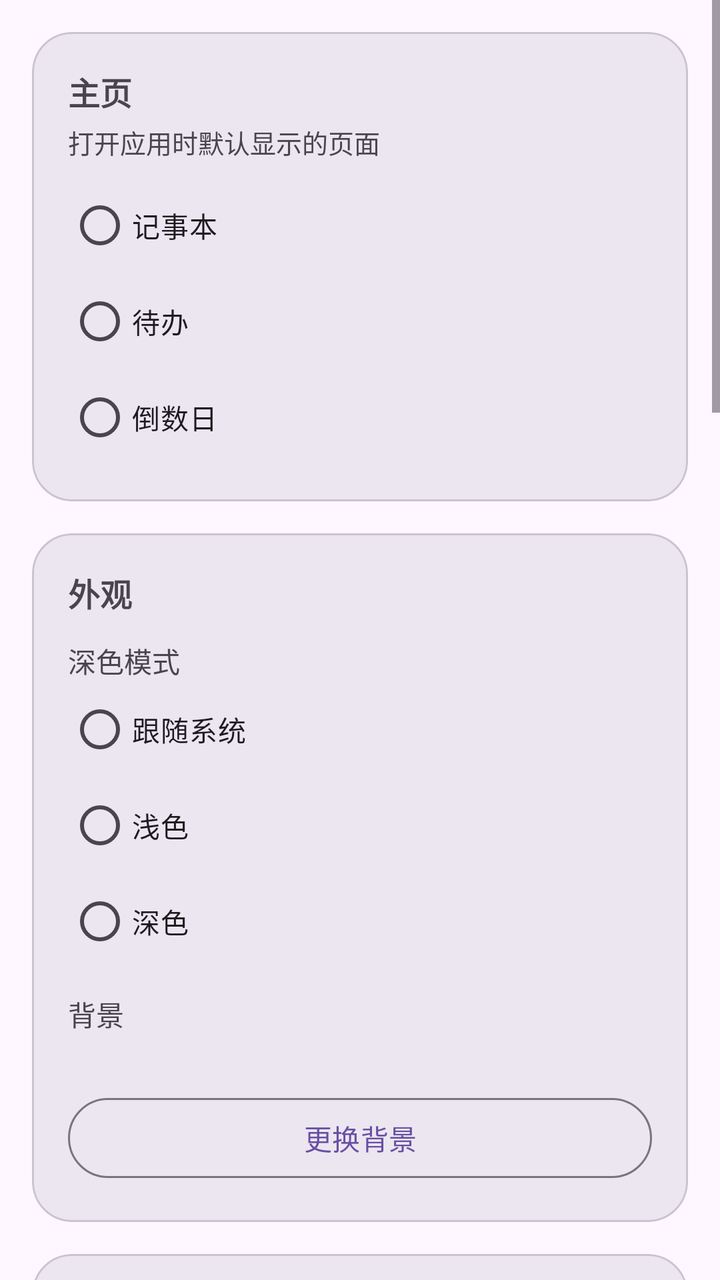
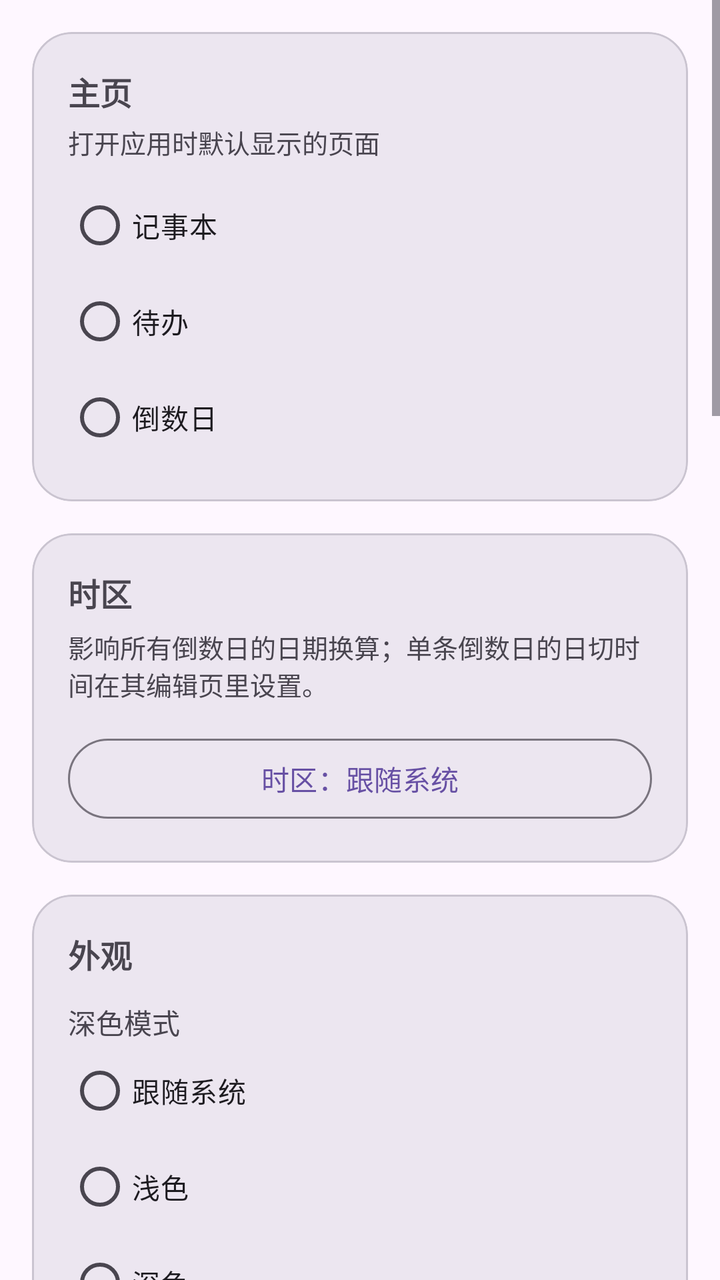

Two renders of the same Android screen: before a commit and after it. Below are the layout's source before the change and the commit's diff.
<!-- AndroidManifest.xml: application theme Theme.Notebook -->
<!-- res/layout/fragment_settings.xml -->
<?xml version="1.0" encoding="utf-8"?>
<LinearLayout xmlns:android="http://schemas.android.com/apk/res/android"
    xmlns:app="http://schemas.android.com/apk/res-auto"
    android:layout_width="match_parent"
    android:layout_height="match_parent"
    android:orientation="vertical">
    <ScrollView
        android:layout_width="match_parent"
        android:layout_height="match_parent"
        android:fillViewport="true">
        <LinearLayout
            android:layout_width="match_parent"
            android:layout_height="wrap_content"
            android:orientation="vertical"
            android:padding="16dp">
            <com.google.android.material.card.MaterialCardView
                android:layout_width="match_parent"
                android:layout_height="wrap_content"
                app:cardCornerRadius="20dp"
                app:cardElevation="0dp"
                app:cardBackgroundColor="?attr/colorSurfaceContainerHigh">
                <LinearLayout
                    android:layout_width="match_parent"
                    android:layout_height="wrap_content"
                    android:orientation="vertical"
                    android:padding="18dp">
                    <TextView
                        android:layout_width="wrap_content"
                        android:layout_height="wrap_content"
                        android:text="主页"
                        android:textSize="16sp"
                        android:textStyle="bold" />
                    <TextView
                        android:layout_width="match_parent"
                        android:layout_height="wrap_content"
                        android:layout_marginTop="4dp"
                        android:text="打开应用时默认显示的页面"
                        android:textSize="13sp" />
                    <RadioGroup
                        android:id="@+id/rg_start_page"
                        android:layout_width="match_parent"
                        android:layout_height="wrap_content"
                        android:layout_marginTop="8dp"
                        android:orientation="vertical">
                        <com.google.android.material.radiobutton.MaterialRadioButton
                            android:id="@+id/radio_start_notes"
                            android:layout_width="match_parent"
                            android:layout_height="wrap_content"
                            android:text="记事本" />
                        <com.google.android.material.radiobutton.MaterialRadioButton
                            android:id="@+id/radio_start_todo"
                            android:layout_width="match_parent"
                            android:layout_height="wrap_content"
                            android:text="待办" />
                        <com.google.android.material.radiobutton.MaterialRadioButton
                            android:id="@+id/radio_start_countdown"
                            android:layout_width="match_parent"
                            android:layout_height="wrap_content"
                            android:text="倒数日" />
                    </RadioGroup>
                </LinearLayout>
            </com.google.android.material.card.MaterialCardView>
            <com.google.android.material.card.MaterialCardView
                android:layout_width="match_parent"
                android:layout_height="wrap_content"
                android:layout_marginTop="16dp"
                app:cardCornerRadius="20dp"
                app:cardElevation="0dp"
                app:cardBackgroundColor="?attr/colorSurfaceContainerHigh">
                <LinearLayout
                    android:layout_width="match_parent"
                    android:layout_height="wrap_content"
                    android:orientation="vertical"
                    android:padding="18dp">
                    <TextView
                        android:layout_width="wrap_content"
                        android:layout_height="wrap_content"
                        android:text="@string/appearance"
                        android:textSize="16sp"
                        android:textStyle="bold" />
                    <TextView
                        android:layout_width="wrap_content"
                        android:layout_height="wrap_content"
                        android:layout_marginTop="12dp"
                        android:text="@string/theme"
                        android:textSize="14sp" />
                    <RadioGroup
                        android:id="@+id/rg_theme"
                        android:layout_width="match_parent"
                        android:layout_height="wrap_content"
                        android:orientation="vertical">
                        <com.google.android.material.radiobutton.MaterialRadioButton
                            android:id="@+id/radio_follow"
                            android:layout_width="match_parent"
                            android:layout_height="wrap_content"
                            android:text="跟随系统" />
                        <com.google.android.material.radiobutton.MaterialRadioButton
                            android:id="@+id/radio_light"
                            android:layout_width="match_parent"
                            android:layout_height="wrap_content"
                            android:text="浅色" />
                        <com.google.android.material.radiobutton.MaterialRadioButton
                            android:id="@+id/radio_dark"
                            android:layout_width="match_parent"
                            android:layout_height="wrap_content"
                            android:text="深色" />
                    </RadioGroup>
                    <TextView
                        android:layout_width="wrap_content"
                        android:layout_height="wrap_content"
                        android:layout_marginTop="12dp"
                        android:text="@string/background"
                        android:textSize="14sp" />
                    <TextView
                        android:id="@+id/tv_bg_name"
                        android:layout_width="match_parent"
                        android:layout_height="wrap_content"
                        android:textSize="13sp" />
                    <com.google.android.material.button.MaterialButton
                        android:id="@+id/btn_background"
                        style="@style/Widget.Material3.Button.OutlinedButton"
                        android:layout_width="match_parent"
                        android:layout_height="wrap_content"
                        android:layout_marginTop="10dp"
                        android:text="@string/pick_background" />
                </LinearLayout>
            </com.google.android.material.card.MaterialCardView>
            <com.google.android.material.card.MaterialCardView
                android:layout_width="match_parent"
                android:layout_height="wrap_content"
                android:layout_marginTop="16dp"
                app:cardCornerRadius="20dp"
                app:cardElevation="0dp"
                app:cardBackgroundColor="?attr/colorSurfaceContainerHigh">
                <LinearLayout
                    android:layout_width="match_parent"
                    android:layout_height="wrap_content"
                    android:orientation="vertical"
                    android:padding="18dp">
                    <TextView
                        android:layout_width="wrap_content"
                        android:layout_height="wrap_content"
                        android:text="主页列表"
                        android:textSize="16sp"
                        android:textStyle="bold" />
                    <com.google.android.material.materialswitch.MaterialSwitch
                        android:id="@+id/sw_title_bold"
                        android:layout_width="match_parent"
                        android:layout_height="wrap_content"
                        android:layout_marginTop="8dp"
                        android:text="笔记标题加粗" />
                    <TextView
                        android:id="@+id/tv_scale_value"
                        android:layout_width="wrap_content"
                        android:layout_height="wrap_content"
                        android:layout_marginTop="12dp"
                        android:text="标题字号 100%"
                        android:textSize="14sp" />
                    <com.google.android.material.slider.Slider
                        android:id="@+id/slider_scale"
                        android:layout_width="match_parent"
                        android:layout_height="wrap_content"
                        android:stepSize="0.1"
                        android:value="1.0"
                        android:valueFrom="0.8"
                        android:valueTo="1.4" />
                </LinearLayout>
            </com.google.android.material.card.MaterialCardView>
            <com.google.android.material.card.MaterialCardView
                android:layout_width="match_parent"
                android:layout_height="wrap_content"
                android:layout_marginTop="16dp"
                app:cardCornerRadius="20dp"
                app:cardElevation="0dp"
                app:cardBackgroundColor="?attr/colorSurfaceContainerHigh">
                <LinearLayout
                    android:layout_width="match_parent"
                    android:layout_height="wrap_content"
                    android:orientation="vertical"
                    android:padding="18dp">
                    <TextView
                        android:layout_width="wrap_content"
                        android:layout_height="wrap_content"
                        android:text="隐私笔记"
                        android:textSize="16sp"
                        android:textStyle="bold" />
                    <TextView
                        android:id="@+id/tv_privacy_state"
                        android:layout_width="match_parent"
                        android:layout_height="wrap_content"
                        android:layout_marginTop="8dp"
                        android:text="当前方式：未设置"
                        android:textSize="14sp" />
                    <TextView
                        android:layout_width="match_parent"
                        android:layout_height="wrap_content"
                        android:layout_marginTop="4dp"
                        android:text="在主页下拉可进入隐私笔记；重置密码需先验证旧密码或手机锁屏密码"
                        android:textSize="13sp" />
                    <com.google.android.material.button.MaterialButton
                        android:id="@+id/btn_reset_privacy"
                        style="@style/Widget.Material3.Button.OutlinedButton"
                        android:layout_width="match_parent"
                        android:layout_height="wrap_content"
                        android:layout_marginTop="14dp"
                        android:text="重置隐私笔记密码" />
                </LinearLayout>
            </com.google.android.material.card.MaterialCardView>
            <com.google.android.material.card.MaterialCardView
                android:layout_width="match_parent"
                android:layout_height="wrap_content"
                android:layout_marginTop="16dp"
                app:cardCornerRadius="20dp"
                app:cardElevation="0dp"
                app:cardBackgroundColor="?attr/colorSurfaceContainerHigh">
                <LinearLayout
                    android:layout_width="match_parent"
                    android:layout_height="wrap_content"
                    android:orientation="vertical"
                    android:padding="18dp">
                    <TextView
                        android:layout_width="wrap_content"
                        android:layout_height="wrap_content"
                        android:text="整机备份"
                        android:textSize="16sp"
                        android:textStyle="bold" />
                    <TextView
                        android:layout_width="match_parent"
                        android:layout_height="wrap_content"
                        android:layout_marginTop="6dp"
                        android:text="导出为 .mori 文件；导出隐私笔记或全部笔记需先验证隐私密码，并为文件设置 8 位数字密码。导入只接受 .mori 文件。"
                        android:textSize="13sp" />
                    <com.google.android.material.button.MaterialButton
                        android:id="@+id/btn_export_notes"
                        android:layout_width="match_parent"
                        android:layout_height="wrap_content"
                        android:layout_marginTop="14dp"
                        android:text="导出" />
                    <com.google.android.material.button.MaterialButton
                        android:id="@+id/btn_import_notes"
                        style="@style/Widget.Material3.Button.OutlinedButton"
                        android:layout_width="match_parent"
                        android:layout_height="wrap_content"
                        android:layout_marginTop="8dp"
                        android:text="导入" />
                </LinearLayout>
            </com.google.android.material.card.MaterialCardView>
            <com.google.android.material.card.MaterialCardView
                android:layout_width="match_parent"
                android:layout_height="wrap_content"
                android:layout_marginTop="16dp"
                app:cardCornerRadius="20dp"
                app:cardElevation="0dp"
                app:cardBackgroundColor="?attr/colorSurfaceContainerHigh">
                <LinearLayout
                    android:layout_width="match_parent"
                    android:layout_height="wrap_content"
                    android:orientation="vertical"
                    android:padding="18dp">
                    <TextView
                        android:layout_width="wrap_content"
                        android:layout_height="wrap_content"
                        android:text="倒数日卡片"
                        android:textSize="16sp"
                        android:textStyle="bold" />
                    <TextView
                        android:layout_width="match_parent"
                        android:layout_height="wrap_content"
                        android:layout_marginTop="6dp"
                        android:text="日切时间决定几点算「新的一天」；卡片可设背景图，蒙版强度控制图上黑色遮罩。"
                        android:textSize="13sp" />
                    <com.google.android.material.button.MaterialButton
                        android:id="@+id/btn_day_start"
                        style="@style/Widget.Material3.Button.OutlinedButton"
                        android:layout_width="match_parent"
                        android:layout_height="wrap_content"
                        android:layout_marginTop="14dp"
                        android:text="日切时间：0 点" />
                    <com.google.android.material.button.MaterialButton
                        android:id="@+id/btn_timezone"
                        style="@style/Widget.Material3.Button.OutlinedButton"
                        android:layout_width="match_parent"
                        android:layout_height="wrap_content"
                        android:layout_marginTop="8dp"
                        android:text="时区：跟随系统" />
                    <com.google.android.material.button.MaterialButton
                        android:id="@+id/btn_card_bg"
                        style="@style/Widget.Material3.Button.OutlinedButton"
                        android:layout_width="match_parent"
                        android:layout_height="wrap_content"
                        android:layout_marginTop="8dp"
                        android:text="卡片背景图：未设置" />
                    <com.google.android.material.button.MaterialButton
                        android:id="@+id/btn_card_bg_clear"
                        style="@style/Widget.Material3.Button.TextButton"
                        android:layout_width="match_parent"
                        android:layout_height="wrap_content"
                        android:text="清除背景图" />
                    <TextView
                        android:id="@+id/tv_mask_label"
                        android:layout_width="match_parent"
                        android:layout_height="wrap_content"
                        android:layout_marginTop="12dp"
                        android:text="蒙版强度：40%"
                        android:textSize="14sp" />
                    <com.google.android.material.slider.Slider
                        android:id="@+id/slider_card_mask"
                        android:layout_width="match_parent"
                        android:layout_height="wrap_content"
                        android:valueFrom="0"
                        android:valueTo="80"
                        android:stepSize="5"
                        android:value="40" />
                </LinearLayout>
            </com.google.android.material.card.MaterialCardView>
            <com.google.android.material.button.MaterialButton
                android:id="@+id/btn_licenses"
                style="@style/Widget.Material3.Button.OutlinedButton"
                android:layout_width="match_parent"
                android:layout_height="wrap_content"
                android:layout_marginTop="16dp"
                android:text="第三方开源许可" />
            <TextView
                android:layout_width="match_parent"
                android:layout_height="wrap_content"
                android:layout_marginTop="20dp"
                android:layout_marginStart="4dp"
                android:text="@string/about"
                android:textSize="16sp"
                android:textStyle="bold" />
            <com.google.android.material.card.MaterialCardView
                android:id="@+id/card_about"
                android:layout_width="match_parent"
                android:layout_height="wrap_content"
                android:layout_marginTop="8dp"
                android:layout_marginBottom="8dp"
                android:clickable="true"
                android:focusable="true"
                app:cardCornerRadius="20dp"
                app:cardElevation="0dp"
                app:cardBackgroundColor="?attr/colorSurfaceContainerHigh">
                <LinearLayout
                    android:layout_width="match_parent"
                    android:layout_height="wrap_content"
                    android:orientation="horizontal"
                    android:gravity="center_vertical"
                    android:paddingStart="16dp"
                    android:paddingEnd="16dp"
                    android:paddingTop="14dp"
                    android:paddingBottom="14dp">
                    <ImageView
                        android:layout_width="24dp"
                        android:layout_height="24dp"
                        android:contentDescription="@string/about"
                        android:src="@drawable/ic_info" />
                    <LinearLayout
                        android:layout_width="0dp"
                        android:layout_height="wrap_content"
                        android:layout_weight="1"
                        android:layout_marginStart="16dp"
                        android:orientation="vertical">
                        <TextView
                            android:layout_width="wrap_content"
                            android:layout_height="wrap_content"
                            android:text="@string/about_title"
                            android:textSize="16sp" />
                        <TextView
                            android:id="@+id/tv_version"
                            android:layout_width="wrap_content"
                            android:layout_height="wrap_content"
                            android:layout_marginTop="2dp"
                            android:alpha="0.7"
                            android:text="v1.7.7"
                            android:textSize="13sp" />
                    </LinearLayout>
                    <ImageView
                        android:layout_width="24dp"
                        android:layout_height="24dp"
                        android:contentDescription="@string/about"
                        android:src="@drawable/ic_chevron_right" />
                </LinearLayout>
            </com.google.android.material.card.MaterialCardView>
            <TextView
                android:id="@+id/tv_footer_app"
                android:layout_width="match_parent"
                android:layout_height="wrap_content"
                android:layout_marginTop="12dp"
                android:alpha="0.75"
                android:gravity="center"
                android:letterSpacing="0.08"
                android:text="@string/app_name"
                android:textColor="?attr/colorOnSurfaceVariant"
                android:textSize="15sp" />
            <TextView
                android:id="@+id/tv_footer_copyright"
                android:layout_width="match_parent"
                android:layout_height="wrap_content"
                android:layout_marginTop="4dp"
                android:layout_marginBottom="16dp"
                android:alpha="0.6"
                android:gravity="center"
                android:text="@string/footer_copyright"
                android:textColor="?attr/colorOnSurfaceVariant"
                android:textSize="12sp" />
        </LinearLayout>
    </ScrollView>
</LinearLayout>
<!-- resources referenced by this layout -->
<resources>
  <!-- drawable ic_chevron_right (drawable) -->
  <?xml version="1.0" encoding="utf-8"?>
  <vector xmlns:android="http://schemas.android.com/apk/res/android"
      android:width="24dp"
      android:height="24dp"
      android:viewportWidth="24"
      android:viewportHeight="24"
      android:tint="?attr/colorOnSurfaceVariant">
      <path
          android:fillColor="@android:color/white"
          android:pathData="M9.29,6.71a1,1 0 0 0 0,1.41L13.17,12l-3.88,3.88a1,1 0 1 0 1.41,1.41l4.59,-4.59a1,1 0 0 0 0,-1.41L10.7,6.71a1,1 0 0 0 -1.41,0z" />
  </vector>
  <!-- drawable ic_info (drawable) -->
  <?xml version="1.0" encoding="utf-8"?>
  <vector xmlns:android="http://schemas.android.com/apk/res/android"
      android:width="24dp"
      android:height="24dp"
      android:viewportWidth="24"
      android:viewportHeight="24"
      android:tint="?attr/colorOnSurfaceVariant">
      <path
          android:fillColor="@android:color/white"
          android:pathData="M11,7h2v2h-2zM11,11h2v6h-2zM12,2C6.48,2 2,6.48 2,12s4.48,10 10,10 10,-4.48 10,-10S17.52,2 12,2zM12,20c-4.41,0 -8,-3.59 -8,-8s3.59,-8 8,-8 8,3.59 8,8 -3.59,8 -8,8z" />
  </vector>
  <string name="about">关于</string>
  <string name="about_title">关于 Mori Notes</string>
  <string name="app_name">Mori Notes</string>
  <string name="appearance">外观</string>
  <string name="background">背景</string>
  <string name="footer_copyright">© 2026 Gardenia-Gentlemen. Licensed under MIT.</string>
  <string name="pick_background">更换背景</string>
  <string name="theme">深色模式</string>
  <style name="Theme.Notebook" parent="Theme.Material3.DayNight.NoActionBar">
          <item name="colorPrimary">@color/md_primary</item>
          <item name="colorOnPrimary">@color/md_on_primary</item>
          <item name="colorPrimaryContainer">@color/md_primary_container</item>
          <item name="colorOnPrimaryContainer">@color/md_on_primary_container</item>
          <item name="colorSecondary">@color/md_secondary</item>
          <item name="android:colorBackground">@color/md_surface</item>
          <item name="colorSurface">@color/md_surface</item>
          <item name="colorSurfaceContainer">@color/md_surface_container</item>
          <item name="colorSurfaceContainerHigh">@color/md_surface_container_high</item>
          <item name="colorOnSurface">@color/md_on_surface</item>
          <item name="colorOnSurfaceVariant">@color/md_on_surface_variant</item>
          <item name="colorOutline">@color/md_outline</item>
          <item name="android:statusBarColor">@android:color/transparent</item>
          <item name="android:navigationBarColor">@android:color/transparent</item>
          <item name="android:windowLayoutInDisplayCutoutMode">shortEdges</item>
          <item name="android:windowDrawsSystemBarBackgrounds">true</item>
          <item name="android:windowLightStatusBar">true</item>
      </style>
  <color name="md_primary">#6750A4</color>
  <color name="md_on_primary">#FFFFFF</color>
  <color name="md_primary_container">#EADDFF</color>
  <color name="md_on_primary_container">#21005D</color>
  <color name="md_secondary">#625B71</color>
  <color name="md_surface">#FEF7FF</color>
  <color name="md_surface_container">#F3EDF7</color>
  <color name="md_surface_container_high">#ECE6F0</color>
  <color name="md_on_surface">#1D1B20</color>
  <color name="md_on_surface_variant">#49454F</color>
  <color name="md_outline">#79747E</color>
</resources>

<!-- the commit's change to res/layout/fragment_settings.xml (unified diff, before → after) -->
@@ -75,6 +75,39 @@
                     <TextView
                         android:layout_width="wrap_content"
                         android:layout_height="wrap_content"
+                        android:text="时区"
+                        android:textSize="16sp"
+                        android:textStyle="bold" />
+                    <TextView
+                        android:layout_width="match_parent"
+                        android:layout_height="wrap_content"
+                        android:layout_marginTop="6dp"
+                        android:text="影响所有倒数日的日期换算；单条倒数日的日切时间在其编辑页里设置。"
+                        android:textSize="13sp" />
+                    <com.google.android.material.button.MaterialButton
+                        android:id="@+id/btn_timezone"
+                        style="@style/Widget.Material3.Button.OutlinedButton"
+                        android:layout_width="match_parent"
+                        android:layout_height="wrap_content"
+                        android:layout_marginTop="14dp"
+                        android:text="时区：跟随系统" />
+                </LinearLayout>
+            </com.google.android.material.card.MaterialCardView>
+            <com.google.android.material.card.MaterialCardView
+                android:layout_width="match_parent"
+                android:layout_height="wrap_content"
+                android:layout_marginTop="16dp"
+                app:cardCornerRadius="20dp"
+                app:cardElevation="0dp"
+                app:cardBackgroundColor="?attr/colorSurfaceContainerHigh">
+                <LinearLayout
+                    android:layout_width="match_parent"
+                    android:layout_height="wrap_content"
+                    android:orientation="vertical"
+                    android:padding="18dp">
+                    <TextView
+                        android:layout_width="wrap_content"
+                        android:layout_height="wrap_content"
                         android:text="@string/appearance"
                         android:textSize="16sp"
                         android:textStyle="bold" />
@@ -267,22 +300,8 @@
                         android:layout_width="match_parent"
                         android:layout_height="wrap_content"
                         android:layout_marginTop="6dp"
-                        android:text="日切时间决定几点算「新的一天」；卡片可设背景图，蒙版强度控制图上黑色遮罩。"
-                        android:textSize="13sp" />
-                    <com.google.android.material.button.MaterialButton
-                        android:id="@+id/btn_day_start"
-                        style="@style/Widget.Material3.Button.OutlinedButton"
-                        android:layout_width="match_parent"
-                        android:layout_height="wrap_content"
-                        android:layout_marginTop="14dp"
-                        android:text="日切时间：0 点" />
-                    <com.google.android.material.button.MaterialButton
-                        android:id="@+id/btn_timezone"
-                        style="@style/Widget.Material3.Button.OutlinedButton"
-                        android:layout_width="match_parent"
-                        android:layout_height="wrap_content"
-                        android:layout_marginTop="8dp"
-                        android:text="时区：跟随系统" />
+                        android:text="卡片可设背景图；日切时间与蒙版强度已下放到每条倒数日单独设置。"
+                        android:textSize="13sp" />
                     <com.google.android.material.button.MaterialButton
                         android:id="@+id/btn_card_bg"
                         style="@style/Widget.Material3.Button.OutlinedButton"
@@ -296,21 +315,6 @@
                         android:layout_width="match_parent"
                         android:layout_height="wrap_content"
                         android:text="清除背景图" />
-                    <TextView
-                        android:id="@+id/tv_mask_label"
-                        android:layout_width="match_parent"
-                        android:layout_height="wrap_content"
-                        android:layout_marginTop="12dp"
-                        android:text="蒙版强度：40%"
-                        android:textSize="14sp" />
-                    <com.google.android.material.slider.Slider
-                        android:id="@+id/slider_card_mask"
-                        android:layout_width="match_parent"
-                        android:layout_height="wrap_content"
-                        android:valueFrom="0"
-                        android:valueTo="80"
-                        android:stepSize="5"
-                        android:value="40" />
                 </LinearLayout>
             </com.google.android.material.card.MaterialCardView>
             <com.google.android.material.button.MaterialButton
